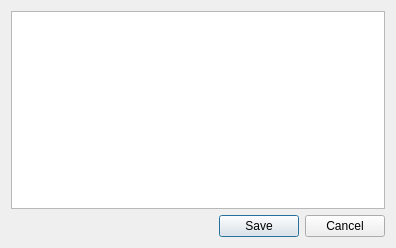
This is texteditor.ui in Krutix/ORCs-SBT as Qt 5 draws it before an edit. The edited form follows.
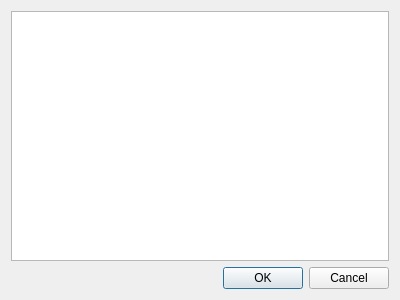
This is the edited form.

Commit message: Text editor window

What changed in the file:
```diff
--- a/texteditor.ui
+++ b/texteditor.ui
@@ -1,13 +1,13 @@
 <?xml version="1.0" encoding="UTF-8"?>
 <ui version="4.0">
  <class>TextEditor</class>
- <widget class="QWidget" name="TextEditor">
+ <widget class="QDialog" name="TextEditor">
   <property name="geometry">
    <rect>
     <x>0</x>
     <y>0</y>
-    <width>396</width>
-    <height>248</height>
+    <width>400</width>
+    <height>300</height>
    </rect>
   </property>
   <property name="windowTitle">
@@ -19,8 +19,11 @@
    </item>
    <item>
     <widget class="QDialogButtonBox" name="buttonBox">
+     <property name="orientation">
+      <enum>Qt::Horizontal</enum>
+     </property>
      <property name="standardButtons">
-      <set>QDialogButtonBox::Cancel|QDialogButtonBox::Save</set>
+      <set>QDialogButtonBox::Cancel|QDialogButtonBox::Ok</set>
      </property>
     </widget>
    </item>
```
Left out of the diff: 37 changed lines with no effect on the pictures. The commit also changes 6 other files.
